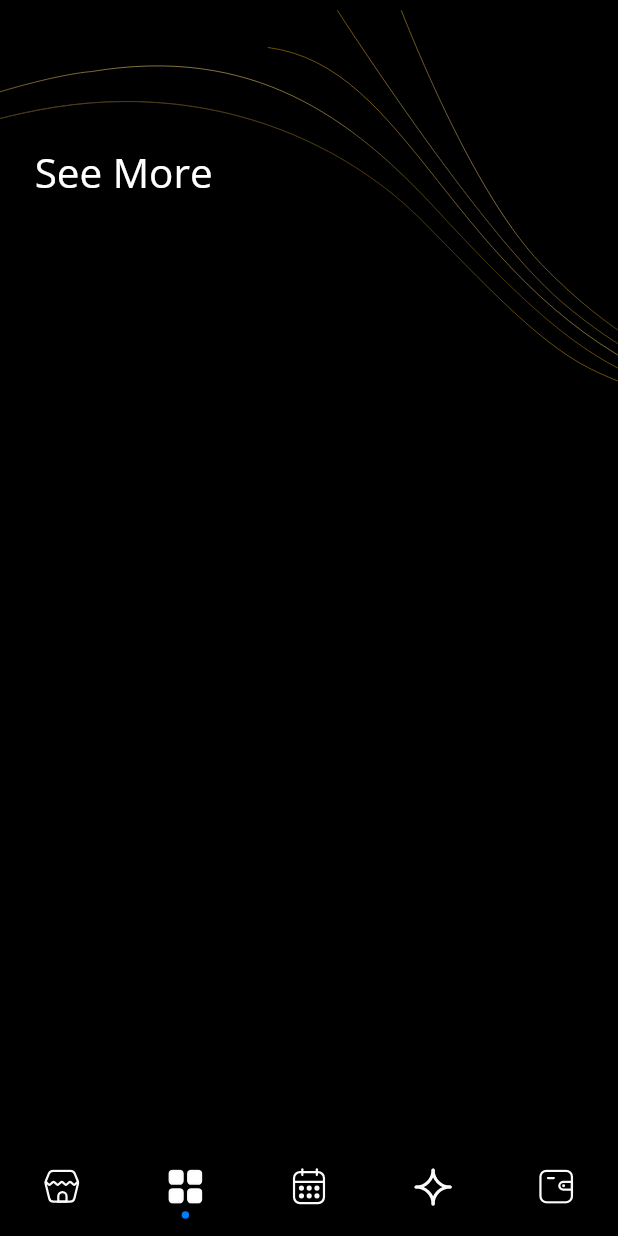
After one commit to risingPhoenix7/Oasis-2022-App, a Flutter app: the HomeScreen screen opened by its route, item 2 of the bottom bar chosen, on a phone screen of 412 x 824 dp. The commit adds this screen. Run offline on Flutter 3.47's test engine with Material 2 defaults, Android fonts, the phone set to English and light mode, and no system bars; drawn by our look-alikes of persistent_bottom_nav_bar; our stand-ins replace cached_network_image, cloud_firestore, dio, dotted_line, firebase_core, firebase_crashlytics and 15 more; missing offline and left inert: chucker_flutter, cloud_firestore_web, firebase_core_web, flutter_secure_storage_web, google_sign_in_web, paytm_allinonesdk and 3 more; accounts and stored records are empty; generated files the repository leaves out were written again.

Commit message:
moreinfo screen started

```diff
--- a/lib/home.dart
+++ b/lib/home.dart
@@ -1,3 +1,4 @@
+import 'package:oasis_2022/morescreen/screens/more_info.dart';
 import 'package:oasis_2022/screens/events/view/miscellaneous_screen.dart';
 
 import '../provider/user_details_viewmodel.dart';
@@ -48,7 +49,7 @@ class _HomeScreenState extends State<HomeScreen> {
   List<Widget> _buildScreens() {
     return [
       const FoodStallScreen(),
-      const RoundScreen(),
+      const MoreInfoScreen(),
       const EventsScreen(),
       const TicketsScreen(),
       const WalletScreen(),
--- /dev/null
+++ b/lib/morescreen/screens/more_info.dart
@@ -0,0 +1,38 @@
+import 'package:flutter/material.dart';
+import 'package:flutter_screenutil/flutter_screenutil.dart';
+import 'package:flutter_svg/svg.dart';
+import 'package:google_fonts/google_fonts.dart';
+
+class MoreInfoScreen extends StatefulWidget {
+  const MoreInfoScreen({Key? key}) : super(key: key);
+
+  @override
+  State<MoreInfoScreen> createState() => _MoreInfoScreenState();
+}
+
+class _MoreInfoScreenState extends State<MoreInfoScreen> {
+  @override
+  Widget build(BuildContext context) {
+    return Scaffold(
+      backgroundColor: Colors.black,
+      body: Stack(
+        children: [
+          SvgPicture.asset("assets/images/events_bg.svg"),
+          Column(
+            children: [
+              Padding(
+                padding: EdgeInsets.only(top: 108.h, left: 24.w),
+                child: Text(
+                  "See More",
+                  style: GoogleFonts.openSans(
+                      fontSize: 28.sp, color: Colors.white),
+                ),
+              ),
+
+            ],
+          )
+        ],
+      ),
+    );
+  }
+}
```
Also changed, not shown: assets/images/events_bg.svg.
